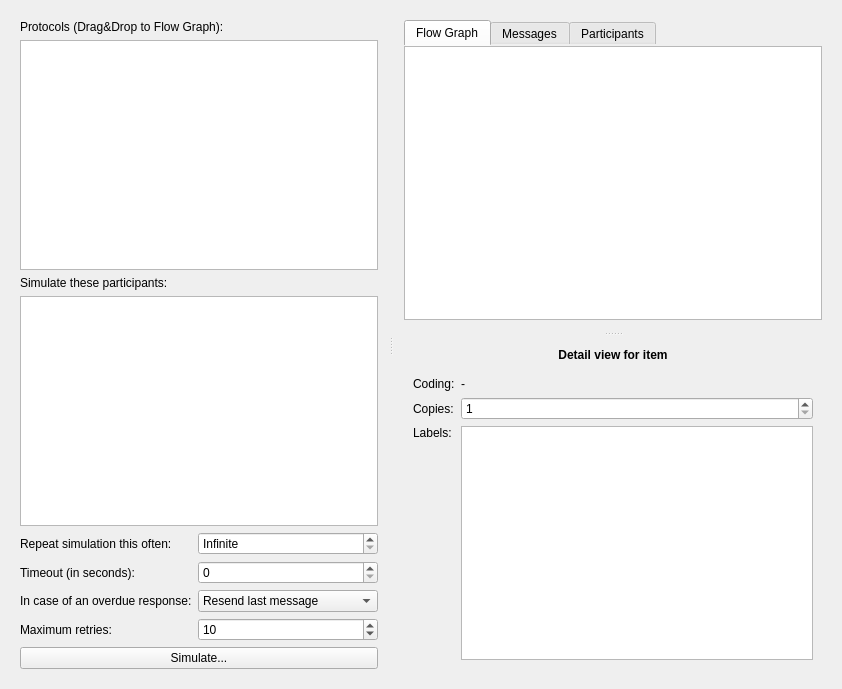
Above: data/ui/simulator.ui from jopohl/urh before the change. Below: the same form after it.
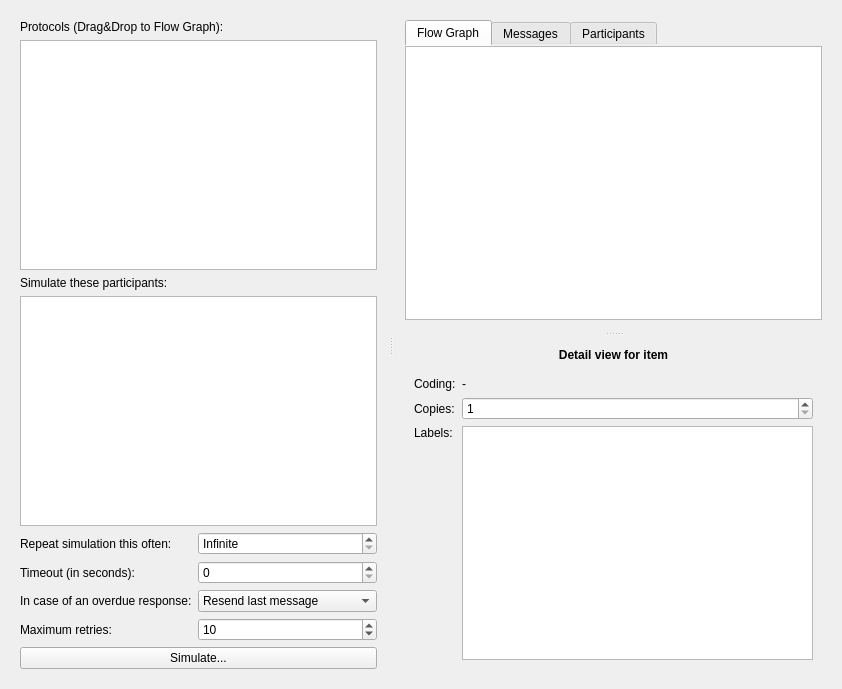
That is the form after the change. Icons and pictures are not drawn. Custom widgets are drawn as their Qt base class.

Commit message: Fixed handle width

Diff of the .ui file:
```diff
--- a/data/ui/simulator.ui
+++ b/data/ui/simulator.ui
@@ -62,6 +62,9 @@
          <property name="orientation">
           <enum>Qt::Horizontal</enum>
          </property>
+         <property name="handleWidth">
+          <number>6</number>
+         </property>
          <widget class="QWidget" name="layoutWidget">
           <layout class="QVBoxLayout" name="verticalLayout_3">
            <property name="leftMargin">
```
Left out of the diff: 3 changed lines with no effect on the pictures.
